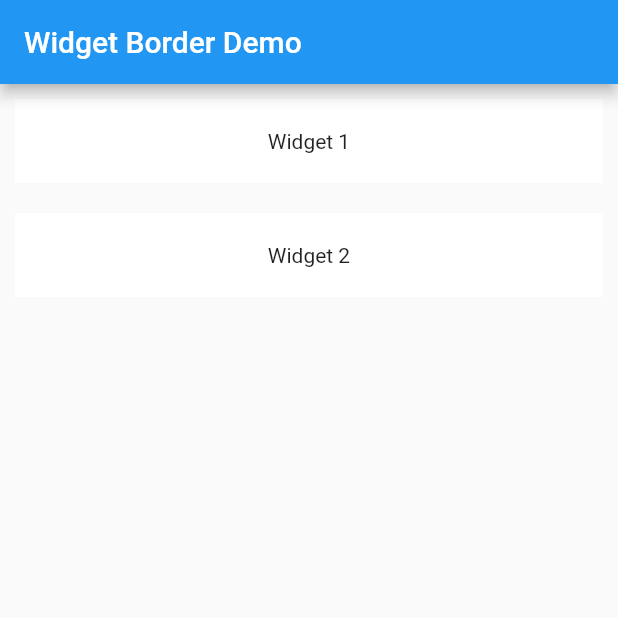
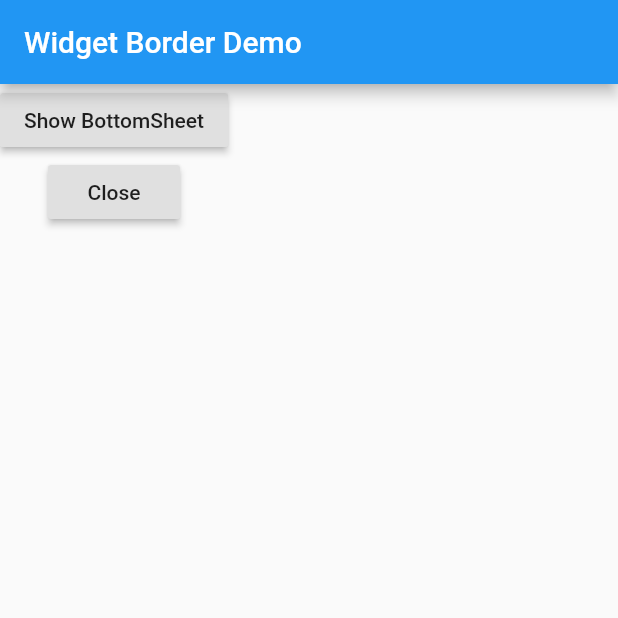
Before and after one commit to william-waiyanhtat/flutter_bloc_sample, a Flutter app: the screen it shows after launch, on a phone screen of 412 x 824 dp, the top half of it. Run offline on Flutter 3.47's test engine with Material 2 defaults, Android fonts, the phone set to English and light mode, and no system bars; our stand-ins replace image_picker, sqflite; missing offline and left inert: autocomplete_textfield; accounts and stored records are empty.

Commit message:
Flutter Bottom sheet added

```diff
--- a/FlutterTutorialProjects/flutter_demo1/lib/main.dart
+++ b/FlutterTutorialProjects/flutter_demo1/lib/main.dart
@@ -7,6 +7,7 @@ import 'package:flutter_demo1/custom_widget/custom_widget_demo.dart';
 import 'package:flutter_demo1/design/demo_border.dart';
 import 'textfield/auto_complete.dart';
 import 'tips/container_tip.dart';
+import 'widgets/bottom_sheet.dart';
 
 void main() {
   // You can also debug a layout problem visually, by setting debugPaintSizeEnabled to true.
@@ -30,7 +31,7 @@ class MyApp extends StatelessWidget {
       theme: ThemeData(
         primarySwatch: Colors.blue,
       ),
-      home: ConatinerTipDemo(),
+      home: BottomSheetDemo(),
     );
   }
 }
--- /dev/null
+++ b/FlutterTutorialProjects/flutter_demo1/lib/widgets/bottom_sheet.dart
@@ -0,0 +1,95 @@
+import 'package:flutter/material.dart';
+
+class BottomSheetDemo extends StatefulWidget {
+  BottomSheetDemo() : super();
+
+  final String title = "Widget Border Demo";
+
+  @override
+  _BottomSheetDemoState createState() => _BottomSheetDemoState();
+}
+
+class _BottomSheetDemoState extends State<BottomSheetDemo> {
+
+  final _scaffoldKey = GlobalKey<ScaffoldState>();
+  PersistentBottomSheetController controller;
+
+  @override
+  Widget build(BuildContext context) {
+    return Scaffold(
+      key: _scaffoldKey,
+      appBar: AppBar(
+        title: Text(widget.title),
+      ),
+      body: Column(
+        mainAxisAlignment: MainAxisAlignment.start,
+        children: <Widget>[
+          RaisedButton(
+            child: Text("Show BottomSheet"),
+            onPressed: (){
+              showBottomSheet(context);
+            },
+          ),
+          RaisedButton(
+            child: Text("Close"),
+            onPressed: (){
+controller.close();
+            },
+          ),
+        ],
+      ),
+    );
+  }
+
+  showBottomSheet(BuildContext context){
+  //   showModalBottomSheet<void>(context: context,
+  //   builder: (BuildContext context) {
+  //     return new Column(
+  //       mainAxisSize: MainAxisSize.min,
+  //       children: <Widget>[
+  //         new ListTile(
+  //           leading: new Icon(Icons.music_note),
+  //           title: new Text('Music'),
+  //           onTap: () => {}
+  //         ),
+  //         new ListTile(
+  //           leading: new Icon(Icons.photo_album),
+  //           title: new Text('Photos'),
+  //           onTap: () => {}
+  //         ),
+  //         new ListTile(
+  //           leading: new Icon(Icons.videocam),
+  //           title: new Text('Video'),
+  //           onTap: () => {}
+  //         ),
+  //       ],
+  //     );
+  //  });
+
+ controller = _scaffoldKey.currentState
+    .showBottomSheet<Null>((BuildContext context) {
+  return new Container(
+      child: new Column(
+    mainAxisSize: MainAxisSize.min,
+    children: <Widget>[
+      new Padding(
+          padding: const EdgeInsets.all(30.0),
+          child: new Text(
+            'Persistent header for bottom bar!',
+            textAlign: TextAlign.left,
+          ),),
+      new Text(
+        'Then here there will likely be some other content '
+            'which will be displayed within the bottom bar',
+        textAlign: TextAlign.left,
+      ),
+      SizedBox(
+        height: 50,
+      ),
+    ],
+  ));
+});
+
+  }
+
+}
```
Also changed, not shown: FlutterTutorialProjects/flutter_demo1/lib/generated/i18n.dart (added).
